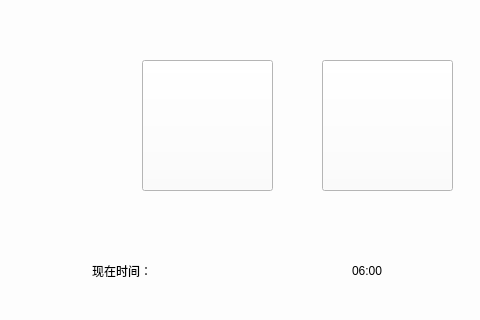
Traeyee/trip_assist, file start.ui: the form before one commit; both pictures show x 708 to 1188 and y 480 to 800 of the 1188 by 800 pixel window.
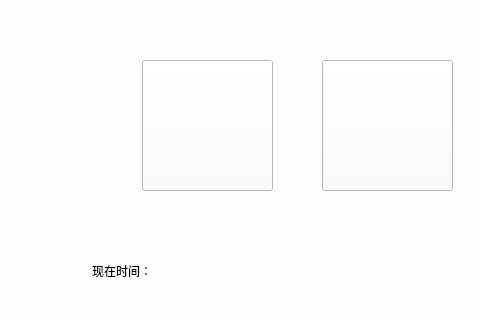
The form after the commit.

The edit to the form file:
```diff
--- a/start.ui
+++ b/start.ui
@@ -45,7 +45,7 @@
     </size>
    </property>
    <property name="text">
-    <string>06:00</string>
+    <string/>
    </property>
   </widget>
   <widget class="QPushButton" name="startTrip">
```
